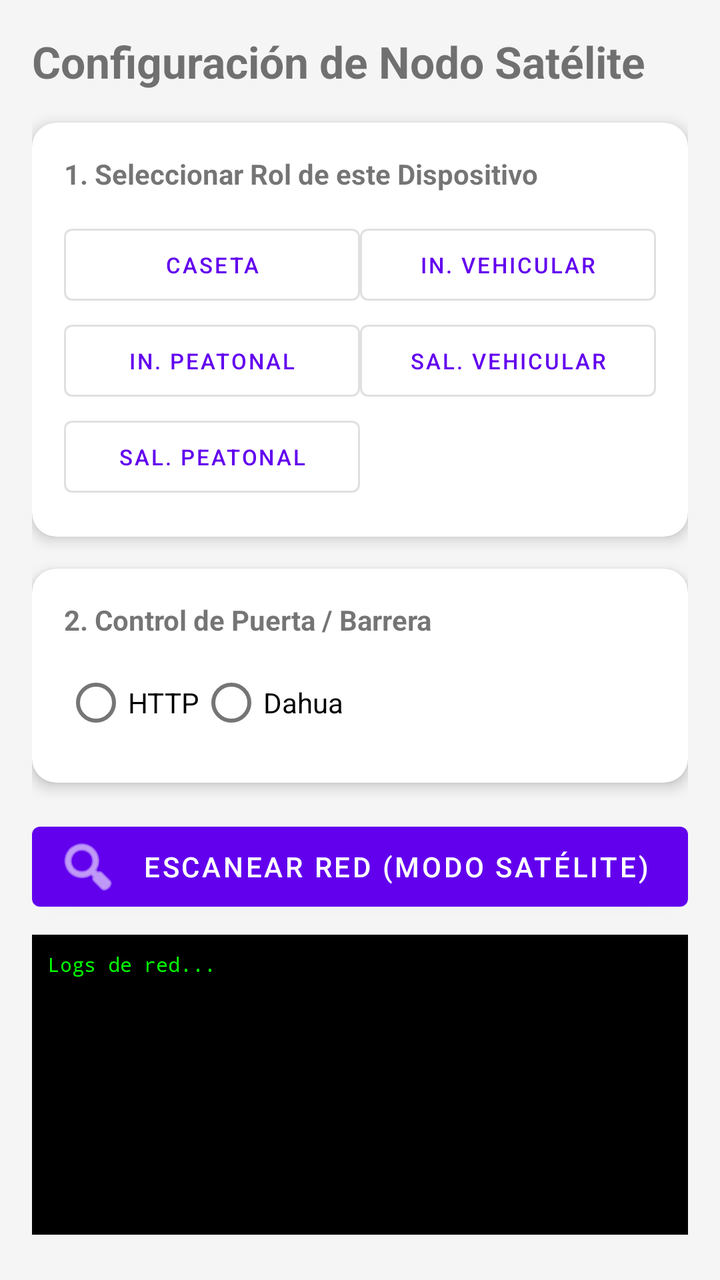
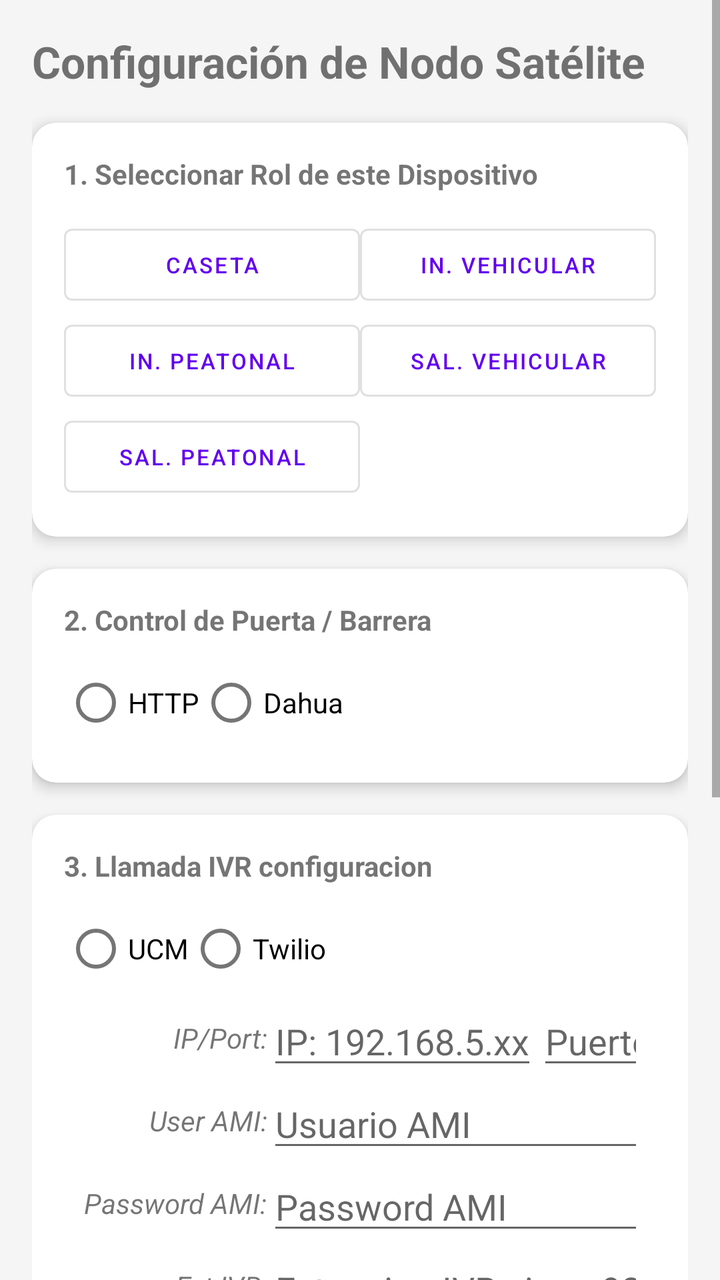

The first picture is an Android layout as it rendered before a commit; the second is the same layout after the commit. The layout source and the unified diff follow.
<!-- AndroidManifest.xml: application theme Theme.RondyAccesos -->
<!-- res/layout/activity_vigilante_config.xml -->
<?xml version="1.0" encoding="utf-8"?>
<ScrollView xmlns:android="http://schemas.android.com/apk/res/android"
    xmlns:app="http://schemas.android.com/apk/res-auto"
    android:layout_width="match_parent"
    android:layout_height="match_parent"
    android:background="#F5F5F5">

    <LinearLayout
        android:layout_width="match_parent"
        android:layout_height="wrap_content"
        android:orientation="vertical"
        android:padding="16dp">

        <TextView
            android:layout_width="wrap_content"
            android:layout_height="wrap_content"
            android:text="Configuración de Nodo Satélite"
            android:textSize="22sp"
            android:textStyle="bold"
            android:layout_marginBottom="16dp"/>

        
        <com.google.android.material.card.MaterialCardView
            android:layout_width="match_parent"
            android:layout_height="wrap_content"
            app:cardCornerRadius="12dp"
            app:cardElevation="4dp"
            android:layout_marginBottom="16dp">

            <LinearLayout
                android:layout_width="match_parent"
                android:layout_height="wrap_content"
                android:orientation="vertical"
                android:padding="16dp">

                <TextView
                    android:layout_width="wrap_content"
                    android:layout_height="wrap_content"
                    android:text="1. Seleccionar Rol de este Dispositivo"
                    android:textStyle="bold"
                    android:layout_marginBottom="12dp"/>

                <GridLayout
                    android:layout_width="match_parent"
                    android:layout_height="wrap_content"
                    android:columnCount="2"
                    android:alignmentMode="alignMargins">

                    <Button android:id="@+id/btnConfigCaseta" style="@style/Widget.MaterialComponents.Button.OutlinedButton" android:layout_width="0dp" android:layout_gravity="fill" android:layout_columnWeight="1" android:text="Caseta" android:textSize="11sp"/>
                    <Button android:id="@+id/btnConfigIngresoVehicular" style="@style/Widget.MaterialComponents.Button.OutlinedButton" android:layout_width="0dp" android:layout_gravity="fill" android:layout_columnWeight="1" android:text="In. Vehicular" android:textSize="11sp"/>
                    <Button android:id="@+id/btnConfigIngresoPeatonal" style="@style/Widget.MaterialComponents.Button.OutlinedButton" android:layout_width="0dp" android:layout_gravity="fill" android:layout_columnWeight="1" android:text="In. Peatonal" android:textSize="11sp"/>
                    <Button android:id="@+id/btnConfigSalidaVehicular" style="@style/Widget.MaterialComponents.Button.OutlinedButton" android:layout_width="0dp" android:layout_gravity="fill" android:layout_columnWeight="1" android:text="Sal. Vehicular" android:textSize="11sp"/>
                    <Button android:id="@+id/btnConfigSalidaPeatonal" style="@style/Widget.MaterialComponents.Button.OutlinedButton" android:layout_width="0dp" android:layout_gravity="fill" android:layout_columnWeight="1" android:text="Sal. Peatonal" android:textSize="11sp"/>
                </GridLayout>
            </LinearLayout>
        </com.google.android.material.card.MaterialCardView>

        
        <com.google.android.material.card.MaterialCardView
            android:layout_width="match_parent"
            android:layout_height="wrap_content"
            app:cardCornerRadius="12dp"
            app:cardElevation="4dp"
            android:layout_marginBottom="16dp">

            <LinearLayout
                android:layout_width="match_parent"
                android:layout_height="wrap_content"
                android:orientation="vertical"
                android:padding="16dp">

                <TextView
                    android:layout_width="wrap_content"
                    android:layout_height="wrap_content"
                    android:text="2. Control de Puerta / Barrera"
                    android:textStyle="bold" />

                <RadioGroup
                    android:id="@+id/rgDoorType"
                    android:layout_width="match_parent"
                    android:layout_height="wrap_content"
                    android:orientation="horizontal"
                    android:layout_marginTop="8dp">
                    <RadioButton android:id="@+id/rbHttp" android:layout_width="wrap_content" android:layout_height="wrap_content" android:text="HTTP" />
                    <RadioButton android:id="@+id/rbDahua" android:layout_width="wrap_content" android:layout_height="wrap_content" android:text="Dahua" />
                </RadioGroup>

                
                <LinearLayout
                    android:id="@+id/layoutHttpFields"
                    android:layout_width="match_parent"
                    android:layout_height="wrap_content"
                    android:orientation="vertical"
                    android:visibility="gone">

                    <EditText
                        android:id="@+id/etUrlOpen"
                        android:layout_width="match_parent"
                        android:layout_height="wrap_content"
                        android:hint="URL Apertura (http://...)" />

                    <EditText
                        android:id="@+id/etUrlClose"
                        android:layout_width="match_parent"
                        android:layout_height="wrap_content"
                        android:hint="URL Cierre (http://...)" />

                    <Button
                        android:id="@+id/btnTestHttp"
                        android:layout_width="match_parent"
                        android:layout_height="wrap_content"
                        android:layout_marginTop="8dp"
                        android:text="Probar Pulsador HTTP" />
                </LinearLayout>

                
                <GridLayout
                    android:id="@+id/layoutDahuaFields"
                    android:layout_width="match_parent"
                    android:layout_height="wrap_content"
                    android:alignmentMode="alignMargins"
                    android:columnCount="2"
                    android:paddingHorizontal="10dp"
                    android:visibility="gone">

                    <TextView
                        android:layout_width="wrap_content"
                        android:layout_height="wrap_content"
                        android:text="IP:"
                        android:textStyle="italic" />

                    <EditText
                        android:id="@+id/etDahuaIp"
                        android:layout_width="match_parent"
                        android:layout_height="wrap_content"
                        android:hint="IP Dahua (192.168.x.x)" />


                    <TextView
                        android:layout_width="wrap_content"
                        android:layout_height="wrap_content"
                        android:text="Usuario:"
                        android:textStyle="italic" />

                    <EditText
                        android:id="@+id/etDahuaUser"
                        android:layout_width="match_parent"
                        android:layout_height="wrap_content"
                        android:hint="Usuario" />

                    <TextView
                        android:layout_width="wrap_content"
                        android:layout_height="wrap_content"
                        android:text="Password:"
                        android:textStyle="italic" />

                    <EditText
                        android:id="@+id/etDahuaPass"
                        android:layout_width="match_parent"
                        android:layout_height="wrap_content"
                        android:hint="Contraseña"
                        android:inputType="textPassword" />

                    <TextView
                        android:layout_width="wrap_content"
                        android:layout_height="wrap_content"
                        android:text="Puerta/Pluma:"
                        android:textStyle="italic" />

                    <TextView
                        android:id="@+id/txtPuertaConfiguradaInfo"
                        android:layout_width="wrap_content"
                        android:layout_height="wrap_content"
                        android:text="...."
                        android:textStyle="bold" />

                    <Button
                        android:id="@+id/btnDahuaConnect"
                        android:layout_width="match_parent"
                        android:layout_height="wrap_content"
                        android:layout_columnSpan="2"
                        android:text="Leer Puertas Disponibles" />

                    <Spinner
                        android:id="@+id/spDahuaDoors"
                        android:layout_width="match_parent"
                        android:layout_height="wrap_content"
                        android:layout_columnSpan="2"
                        android:layout_marginTop="8dp"
                        android:visibility="gone" />

                    <Button
                        android:id="@+id/btnTestDahua"
                        android:layout_width="match_parent"
                        android:layout_height="wrap_content"
                        android:layout_columnSpan="2"
                        android:layout_marginTop="8dp"
                        android:text="Probar Apertura Dahua"
                        android:visibility="gone" />
                </GridLayout>

            </LinearLayout>
        </com.google.android.material.card.MaterialCardView>

        
        <Button android:id="@+id/btnBuscarAmigosRED" android:layout_width="match_parent" android:layout_height="wrap_content" android:text="Escanear Red (Modo Satélite)" style="@style/Widget.MaterialComponents.Button.Icon" app:icon="@android:drawable/ic_menu_search"/>

        <ScrollView android:id="@+id/scrollConsole" android:layout_width="match_parent" android:layout_height="150dp" android:background="#000" android:layout_marginTop="8dp" android:padding="8dp">
            <TextView android:id="@+id/txtConsole" android:layout_width="match_parent" android:layout_height="wrap_content" android:textColor="#0F0" android:fontFamily="monospace" android:textSize="10sp" android:text="Logs de red..."/>
        </ScrollView>

    </LinearLayout>
</ScrollView>
<!-- resources referenced by this layout -->
<resources>
  <style name="Theme.RondyAccesos" parent="Theme.MaterialComponents.DayNight.NoActionBar">
          
          <item name="colorPrimary">@color/purple_500</item>
          <item name="colorPrimaryVariant">@color/purple_700</item>
          <item name="colorOnPrimary">@color/white</item>
          
          <item name="colorSecondary">@color/teal_200</item>
          <item name="colorSecondaryVariant">@color/teal_700</item>
          <item name="colorOnSecondary">@color/black</item>
          
  
          
          <item name="android:windowFullscreen">false</item>
          <item name="android:windowContentOverlay">@null</item>
          <item name="android:statusBarColor">@color/purple_700</item>
      </style>
  <color name="purple_500">#FF6200EE</color>
  <color name="purple_700">#FF3700B3</color>
  <color name="white">#FFFFFFFF</color>
  <color name="teal_200">#FF03DAC5</color>
  <color name="teal_700">#FF018786</color>
  <color name="black">#FF000000</color>
</resources>

<!-- the commit's change to res/layout/activity_vigilante_config.xml (unified diff, before → after) -->
@@ -1,6 +1,7 @@
 <?xml version="1.0" encoding="utf-8"?>
 <ScrollView xmlns:android="http://schemas.android.com/apk/res/android"
     xmlns:app="http://schemas.android.com/apk/res-auto"
+    xmlns:tools="http://schemas.android.com/tools"
     android:layout_width="match_parent"
     android:layout_height="match_parent"
     android:background="#F5F5F5">
@@ -203,6 +204,228 @@
         </com.google.android.material.card.MaterialCardView>
 
         
+        <com.google.android.material.card.MaterialCardView
+            android:layout_width="match_parent"
+            android:layout_height="wrap_content"
+            app:cardCornerRadius="12dp"
+            app:cardElevation="4dp"
+            android:layout_marginBottom="16dp">
+
+            <LinearLayout
+                android:layout_width="match_parent"
+                android:layout_height="wrap_content"
+                android:orientation="vertical"
+                android:padding="16dp">
+
+                <TextView
+                    android:layout_width="wrap_content"
+                    android:layout_height="wrap_content"
+                    android:text="3. Llamada IVR configuracion"
+                    android:textStyle="bold" />
+
+                <RadioGroup
+                    android:id="@+id/rgIVRType"
+                    android:layout_width="match_parent"
+                    android:layout_height="wrap_content"
+                    android:orientation="horizontal"
+                    android:layout_marginTop="8dp">
+                    <RadioButton android:id="@+id/rbUCM" android:layout_width="wrap_content" android:layout_height="wrap_content" android:text="UCM" />
+                    <RadioButton android:id="@+id/rbTwilio" android:layout_width="wrap_content" android:layout_height="wrap_content" android:text="Twilio" />
+                </RadioGroup>
+
+                
+                <GridLayout
+                    android:id="@+id/layoutUCMFields"
+                    android:layout_width="match_parent"
+                    android:layout_height="wrap_content"
+                    android:alignmentMode="alignMargins"
+                    android:columnCount="2"
+                    android:paddingHorizontal="10dp"
+                    android:visibility="visible">
+
+                    <TextView
+                        android:layout_width="wrap_content"
+                        android:layout_height="wrap_content"
+                        android:layout_gravity="right|center_vertical"
+                        android:text="IP/Port:"
+                        android:textStyle="italic" />
+
+                    <LinearLayout
+                        android:layout_width="wrap_content"
+                        android:layout_height="wrap_content"
+                        android:orientation="horizontal">
+
+                        <EditText
+                            android:id="@+id/etUCM_ip"
+                            android:layout_width="match_parent"
+                            android:layout_height="wrap_content"
+                            android:hint="IP: 192.168.5.xx" />
+
+                        <EditText
+                            android:id="@+id/etUCM_port_AMI"
+                            android:layout_width="match_parent"
+                            android:layout_height="wrap_content"
+                            android:hint="Puerto: 5039" />
+                    </LinearLayout>
+
+                    <TextView
+                        android:layout_width="wrap_content"
+                        android:layout_height="wrap_content"
+                        android:layout_gravity="right|center_vertical"
+                        android:text="User AMI:"
+                        android:textStyle="italic" />
+
+                    <EditText
+                        android:id="@+id/etUCM_user_AMI"
+                        android:layout_width="match_parent"
+                        android:layout_height="wrap_content"
+                        android:hint="Usuario AMI" />
+
+                    <TextView
+                        android:layout_width="wrap_content"
+                        android:layout_height="wrap_content"
+                        android:layout_gravity="right|center_vertical"
+                        android:text="Password AMI:"
+                        android:textStyle="italic" />
+
+                    <EditText
+                        android:id="@+id/etUCM_pass_AMI"
+                        android:layout_width="match_parent"
+                        android:layout_height="wrap_content"
+                        android:hint="Password AMI" />
+
+                    <TextView
+                        android:layout_width="wrap_content"
+                        android:layout_height="wrap_content"
+                        android:layout_gravity="right|center_vertical"
+                        android:text="Ext IVR:"
+                        android:textStyle="italic" />
+
+                    <EditText
+                        android:id="@+id/etUCM_ext_IVR"
+                        android:layout_width="match_parent"
+                        android:layout_height="wrap_content"
+                        android:hint="Extencion IVR ejem: 9382" />
+
+                    <TextView
+                        android:layout_width="wrap_content"
+                        android:layout_height="wrap_content"
+                        android:layout_gravity="right|center_vertical"
+                        android:text="Test Telefono:"
+                        android:textStyle="italic" />
+
+                    <EditText
+                        android:id="@+id/etUCM_telefono_test"
+                        android:layout_width="wrap_content"
+                        android:layout_height="wrap_content"
+                        android:layout_weight="0.5"
+                        android:hint="TEL test:3349226633" />
+
+                    <Spinner
+                        android:id="@+id/spUCMTest"
+                        android:layout_width="match_parent"
+                        android:layout_height="wrap_content"
+                        android:layout_columnSpan="2"
+                        android:layout_marginTop="8dp"
+                        android:visibility="gone" />
+                    <Button
+                        android:id="@+id/btnUCM_test"
+                        android:layout_width="wrap_content"
+                        android:layout_height="wrap_content"
+                        android:layout_columnSpan="2"
+                        android:layout_gravity="center_horizontal"
+                        android:layout_margin="8dp"
+                        android:text="Probar IVR UCM"
+                        tools:visibility="visible" />
+
+                </GridLayout>
+
+                
+                <GridLayout
+                    android:id="@+id/layoutTwilioFields"
+                    android:layout_width="match_parent"
+                    android:layout_height="wrap_content"
+                    android:alignmentMode="alignMargins"
+                    android:columnCount="2"
+                    android:paddingHorizontal="10dp"
+                    android:visibility="gone">
+
+                    <TextView
+                        android:layout_width="wrap_content"
+                        android:layout_height="wrap_content"
+                        android:layout_gravity="right|center_vertical"
+                        android:text="Account SID:"
+                        android:textStyle="italic" />
+
+                    <EditText
+                        android:id="@+id/etTwilio_account_sid"
+                        android:layout_width="match_parent"
+                        android:layout_height="wrap_content"
+                        android:hint="SID" />
+
+
+                    <TextView
+                        android:layout_width="wrap_content"
+                        android:layout_height="wrap_content"
+                        android:layout_gravity="right|center_vertical"
+                        android:text="Token:"
+                        android:textStyle="italic" />
+
+                    <EditText
+                        android:id="@+id/etTwilio_token"
+                        android:layout_width="match_parent"
+                        android:layout_height="wrap_content"
+                        android:hint="Token" />
+
+                    <TextView
+                        android:layout_width="wrap_content"
+                        android:layout_height="wrap_content"
+                        android:layout_gravity="right|center_vertical"
+                        android:text="URL flow:"
+                        android:textStyle="italic" />
+
+                    <EditText
+                        android:id="@+id/etTwilio_url_flow"
+                        android:layout_width="match_parent"
+                        android:layout_height="wrap_content"
+                        android:hint="https://twilio.com/..."
+                        android:inputType="textPassword" />
+
+                    <TextView
+                        android:layout_width="wrap_content"
+                        android:layout_height="wrap_content"
+                        android:layout_gravity="right|center_vertical"
+                        android:text="Twilio Telefono:"
+                        android:textStyle="italic" />
+
+                    <EditText
+                        android:id="@+id/etTwilio_telefono"
+                        android:layout_width="wrap_content"
+                        android:layout_height="wrap_content"
+                        android:hint="52xxxxxx3" />
+
+                    <Spinner
+                        android:id="@+id/spTwilioTest"
+                        android:layout_width="match_parent"
+                        android:layout_height="wrap_content"
+                        android:layout_columnSpan="2"
+                        android:layout_marginTop="8dp"
+                        android:visibility="gone" />
+
+                    <Button
+                        android:id="@+id/btnTwilioTest"
+                        android:layout_width="match_parent"
+                        android:layout_height="wrap_content"
+                        android:layout_columnSpan="2"
+                        android:layout_marginTop="8dp"
+                        android:text="Test TWILIO call"
+                        android:visibility="gone" />
+                </GridLayout>
+
+            </LinearLayout>
+        </com.google.android.material.card.MaterialCardView>
+
+        
         <Button android:id="@+id/btnBuscarAmigosRED" android:layout_width="match_parent" android:layout_height="wrap_content" android:text="Escanear Red (Modo Satélite)" style="@style/Widget.MaterialComponents.Button.Icon" app:icon="@android:drawable/ic_menu_search"/>
 
         <ScrollView android:id="@+id/scrollConsole" android:layout_width="match_parent" android:layout_height="150dp" android:background="#000" android:layout_marginTop="8dp" android:padding="8dp">
